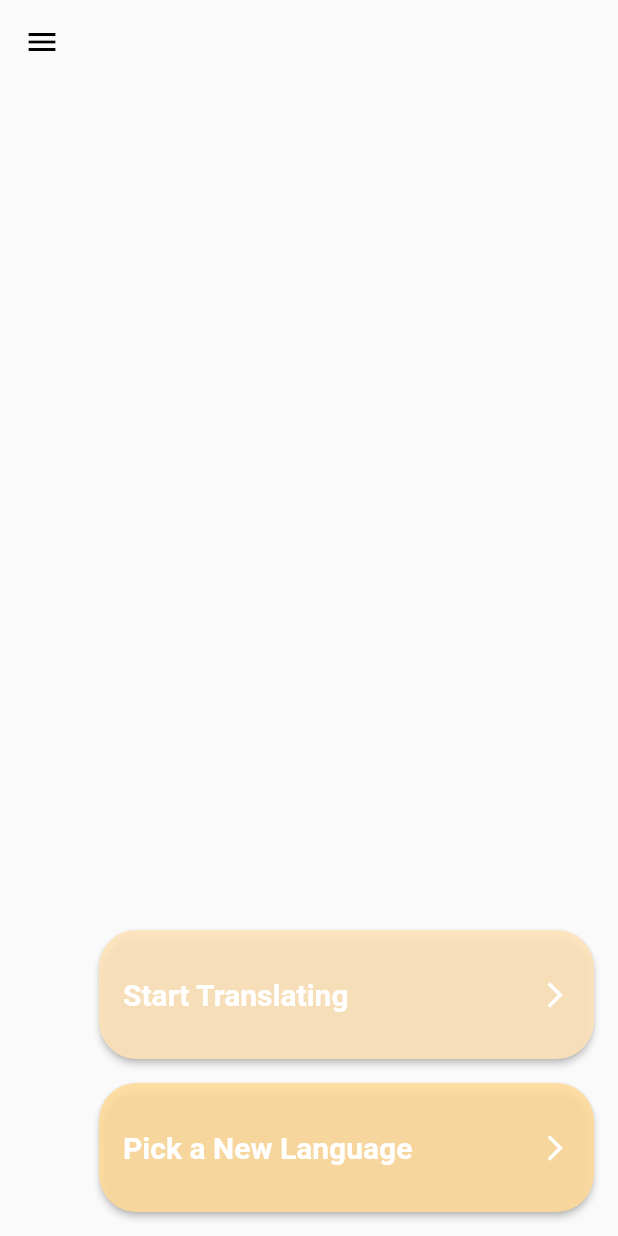
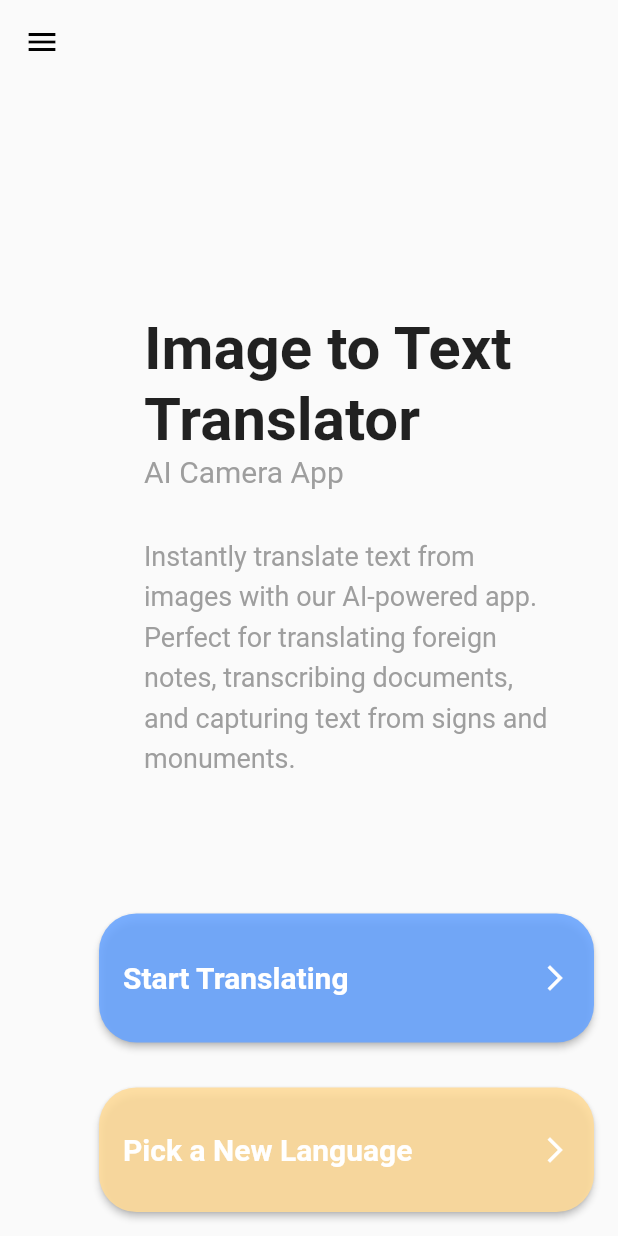
Before and after one commit to mqzpt/pupil, a Flutter app: the ButtonNavigation screen opened directly, on a phone screen of 412 x 824 dp. Run offline on Flutter 3.47's test engine with Material 2 defaults, Android fonts, the phone set to English and light mode, and no system bars; our stand-ins replace image_picker; missing offline and left inert: google_mlkit_text_recognition; Roboto replaces fonts that are missing (Garamond, Times New Roman).

Commit message:
text wrapping, still need to fix the button widths

```diff
--- a/lib/NavBar.dart
+++ b/lib/NavBar.dart
@@ -29,13 +29,7 @@ class NavBar extends StatelessWidget {
       ),
       ListTile(
         leading: Icon(Icons.people),
-        title: Text('People',
-            style: TextStyle(
-              fontStyle: FontStyle.normal,
-              fontWeight: FontWeight.w600,
-              fontSize: 15.0,
-              letterSpacing: -0.01 * 15.0,
-            )),
+        title: Text('People'),
         onTap: () => null,
       ),
       ListTile(
--- a/lib/titlepage.dart
+++ b/lib/titlepage.dart
@@ -43,12 +43,54 @@ class _ButtonNavigationState extends State<ButtonNavigation> {
         mainAxisAlignment: MainAxisAlignment.end,
         children: [
           SizedBox(
+            width: 270,
+            height: 400,
+            child: Align(
+              alignment: Alignment.centerLeft,
+              child: Column(
+                crossAxisAlignment: CrossAxisAlignment.start,
+                children: [
+                  Text(
+                    'Image to Text Translator',
+                    style: TextStyle(
+                      fontSize: 40.0,
+                      fontFamily: 'Garamond',
+                      fontStyle: FontStyle.normal,
+                      fontWeight: FontWeight.bold,
+                    ),
+                  ),
+                  Text(
+                    'AI Camera App',
+                    style: TextStyle(
+                      fontSize: 20.0,
+                      fontFamily: 'Roboto',
+                      fontStyle: FontStyle.normal,
+                      color: Colors.grey,
+                    ),
+                  ),
+                  SizedBox(height: 30.0),
+                  Text(
+                    "Instantly translate text from images with our AI-powered app. Perfect for translating foreign notes, transcribing documents, and capturing text from signs and monuments.",
+                    style: TextStyle(
+                      fontSize: 18.0,
+                      height: 1.5,
+                      fontFamily: 'Roboto',
+                      fontStyle: FontStyle.normal,
+                      color: Colors.grey,
+                    ),
+                  ),
+                ],
+              ),
+            ),
+          ),
+
+          SizedBox(
             width: 330.0,
             height: 86.0,
             child: ElevatedButton(
               onPressed: () {},
               style: ElevatedButton.styleFrom(
-                primary: Color.fromARGB(225, 255, 227, 185),
+                primary: Color.fromARGB(224, 104, 164, 255),
                 shape: RoundedRectangleBorder(
                   borderRadius: BorderRadius.circular(25.0),
                 ),
@@ -78,10 +120,10 @@ class _ButtonNavigationState extends State<ButtonNavigation> {
               ),
             ),
           ),
-          SizedBox(height: 16.0), // Add some spacing between the buttons
+          SizedBox(height: 30.0), // Add some spacing between the buttons
           SizedBox(
             width: 330.0,
-            height: 86.0,
+            height: 83.0,
             child: ElevatedButton(
               onPressed: () {},
               style: ElevatedButton.styleFrom(
```
